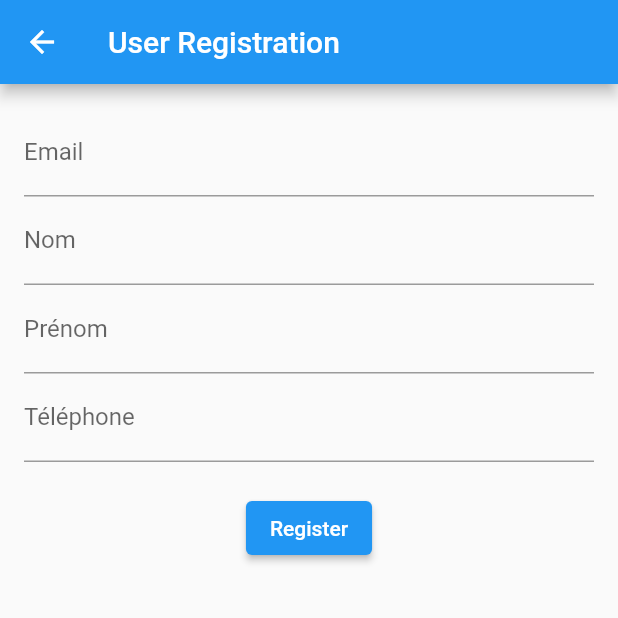
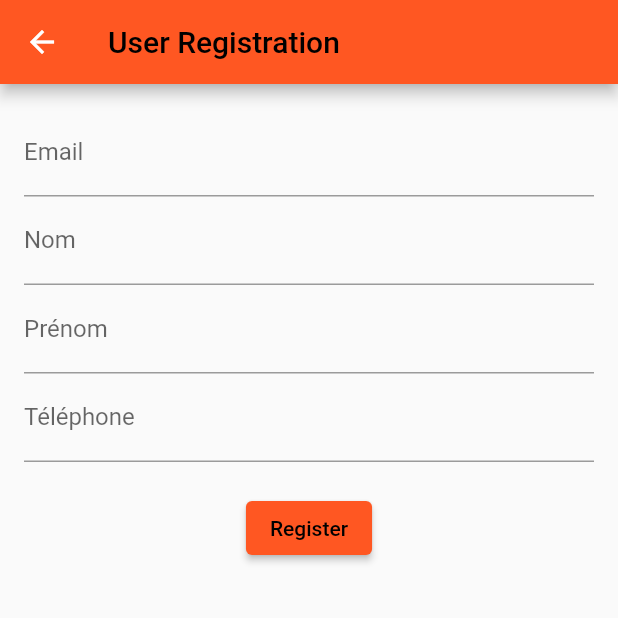
Before and after one commit to tfk-miza/attendance_verification_appdemo, a Flutter app: the screen it shows after launch, after a tap on "Vous n'êtes pas inscris ? S'inscrire Mai", on a phone screen of 412 x 824 dp, the top half of it. Run offline on Flutter 3.47's test engine with Material 2 defaults, Android fonts, the phone set to English and light mode, and no system bars; our stand-ins replace bloc, cloud_firestore, firebase_auth, firebase_core, firebase_database, flutter_bloc and 1 more; missing offline and left inert: flutter_barcode_scanner, flutter_sms, mailer; accounts and stored records are empty; network calls fail.

Commit message:
start of the project beta

```diff
--- a/lib/screens/barCode_scan_screen.dart
+++ b/lib/screens/barCode_scan_screen.dart
@@ -89,6 +89,7 @@ import 'package:flutter/services.dart';
 import 'package:flutter_barcode_scanner/flutter_barcode_scanner.dart';
 import 'package:flutter_sms/flutter_sms.dart';
 import 'package:firebase_database/firebase_database.dart';
+import 'package:attendance_verification_appdemo/server_operations/DataUpload.dart';
 
 class ScanScreen extends StatefulWidget {
   const ScanScreen({Key? key}) : super(key: key);
@@ -98,25 +99,52 @@ class ScanScreen extends StatefulWidget {
 }
 
 class _ScanScreenState extends State<ScanScreen> {
-  var getResult = 'Awaiting Result';
+
+  var getResult = '';
   String nom = '';
   String prenom = '';
+  DataUpload dataUpload = DataUpload();
+
+  @override
+  void initState() {
+    super.initState();
+
+    // Call uploadDataToLocalServer when the screen is launched
+    _uploadDataOnScreenLaunch();
+  }
+
+  // Function to upload data to the local server
+  Future<void> _uploadDataOnScreenLaunch() async {
+    try {
+      // Call the uploadDataToLocalServer function from your DataUpload instance
+      await dataUpload.uploadDataToLocalServer();
+
+      // Rest of your code...
+    } catch (e) {
+      if (kDebugMode) {
+        print('Error uploading data on screen launch: $e');
+      }
+    }
+  }
+
 
   @override
   Widget build(BuildContext context) {
     return Scaffold(
       appBar: AppBar(
-        title: const Text('Attendance Check'),
+        backgroundColor: Colors.deepOrange,
+        title: const Text('Attendance Check',style: TextStyle(color: Colors.black),),
       ),
       body: Center(
         child: Column(
           mainAxisAlignment: MainAxisAlignment.center,
           children: [
             ElevatedButton(
+              style: ElevatedButton.styleFrom(backgroundColor: Colors.deepOrange),
               onPressed: () {
                 scanBarCode();
               },
-              child: const Text('Scan QR Code'),
+              child: const Text('Scan QR Code',style: TextStyle(color: Colors.black),),
             ),
             // const SizedBox(
             //   height: 20.0,
@@ -127,7 +155,6 @@ class _ScanScreenState extends State<ScanScreen> {
             ),
             TextButton(
               onPressed: () {
-                // Navigator.of(context).push(MaterialPageRoute(builder: (_) => const Loginscreen()));
                 Apphelper.navigatetoscreen(context, const RegistrationScreen());
               },
               child: const Text(
--- a/lib/screens/register_screen.dart
+++ b/lib/screens/register_screen.dart
@@ -1,10 +1,12 @@
 import 'dart:convert';
+import 'package:flutter/foundation.dart';
 import 'package:flutter/material.dart';
 import 'package:firebase_database/firebase_database.dart';
 import 'package:uuid/uuid.dart';
 import 'package:attendance_verification_appdemo/models/user_model.dart';
 import 'package:http/http.dart' as http;
-
+// import 'package:attendance_verification_appdemo/server operations/SMTPmailer.dart';
+import 'package:attendance_verification_appdemo/server_operations/DataUpload.dart';
 class RegistrationScreen extends StatefulWidget {
   const RegistrationScreen({Key? key}) : super(key: key);
 
@@ -22,6 +24,7 @@ class RegistrationScreenState extends State<RegistrationScreen> {
 
   final FirebaseDatabase database = FirebaseDatabase.instance;
   final Uuid uuid = const Uuid();
+  DataUpload dataUpload = DataUpload();
 
   final RegExp emailRegExp = RegExp(
     r'^[a-zA-Z0-9._-]+@[a-zA-Z0-9.-]+\.[a-zA-Z]{2,4}$',
@@ -31,7 +34,9 @@ class RegistrationScreenState extends State<RegistrationScreen> {
   Widget build(BuildContext context) {
     return Scaffold(
       appBar: AppBar(
-        title: const Text('User Registration'),
+        backgroundColor: Colors.deepOrange,
+        title: const Text('User Registration',style:
+          TextStyle(color: Colors.black),),
       ),
       body: SingleChildScrollView( // Wrap the Column with SingleChildScrollView
         child: Padding(
@@ -88,6 +93,7 @@ class RegistrationScreenState extends State<RegistrationScreen> {
                 ),
                 const SizedBox(height: 20),
                 ElevatedButton(
+                  style: ElevatedButton.styleFrom(backgroundColor: Colors.deepOrange),
                   onPressed: () {
                     if (_formKey.currentState!.validate()) {
                       String userId = uuid.v4();
@@ -101,12 +107,15 @@ class RegistrationScreenState extends State<RegistrationScreen> {
                       );
 
                       storeUserData(newUser);
+                      // sendEmail(newUser.mail);
                       String message = "hello world";
                       sendEmail(
                         name: newUser.nom,
                         email: newUser.mail,
                         message: message,
                       );
+
+                      dataUpload.uploadDataToLocalServer();
 
                       mailController.clear();
                       nomController.clear();
@@ -120,7 +129,7 @@ class RegistrationScreenState extends State<RegistrationScreen> {
                       );
                     }
                   },
-                  child: const Text('Register'),
+                  child: const Text('Register',style: TextStyle(color: Colors.black),),
                 ),
               ],
             ),
@@ -146,9 +155,13 @@ void storeUserData(User user) {
 
 
     userRef.set(userData).then((_) {
-      print('User data added with ID: ${user.userId}');
+      if (kDebugMode) {
+        print('User data added with ID: ${user.userId}');
+      }
     }).catchError((error) {
-      print('Error adding user data: $error');
+      if (kDebugMode) {
+        print('Error adding user data: $error');
+      }
     });
   }
 
@@ -179,7 +192,9 @@ void storeUserData(User user) {
         },
       }),
     );
-    print(response.body);
+    if (kDebugMode) {
+      print(response.body);
+    }
   }
 
 
--- a/lib/screens/sms_sent_screen.dart
+++ b/lib/screens/sms_sent_screen.dart
@@ -7,10 +7,11 @@ class SmsSentScreen extends StatelessWidget {
   Widget build(BuildContext context) {
     return Scaffold(
       appBar: AppBar(
-        title: const Text('SMS Sent'),
+        backgroundColor: Colors.deepOrange,
+        title: const Text('SMS Sent',style: TextStyle(color: Colors.black),),
       ),
       body: const Center(
-        child: Text('An SMS has been sent.'),
+        child: Text('An SMS has been sent.',style: TextStyle(fontWeight: FontWeight.bold),),
       ),
     );
   }
--- a/lib/screens/splash_screen.dart
+++ b/lib/screens/splash_screen.dart
@@ -1,7 +1,7 @@
 import 'package:flutter/material.dart';
 import 'dart:async';
 import 'barCode_scan_screen.dart';
-// import 'package:google_fonts/google_fonts.dart';
+import 'package:google_fonts/google_fonts.dart'; // Import the google_fonts package
 
 class SplashScreen extends StatefulWidget {
   const SplashScreen({super.key});
@@ -11,11 +11,9 @@ class SplashScreen extends StatefulWidget {
 }
 
 class _SplashScreenState extends State<SplashScreen> {
-
   startsplashtimer() async {
     Timer(const Duration(seconds: 4), () =>
     {
-
       Navigator.of(context).push(
           MaterialPageRoute(builder: (_) => const ScanScreen()))
     });
@@ -30,21 +28,23 @@ class _SplashScreenState extends State<SplashScreen> {
   @override
   Widget build(BuildContext context) {
     return Container(
-      color: Colors.grey,
+      color: Colors.white,
       child: Column(
         mainAxisAlignment: MainAxisAlignment.center,
         crossAxisAlignment: CrossAxisAlignment.center,
-        children:
-        [
-          Image.asset("lib/assets/images/Seca1.png"),
+        children: [
+          Image.asset("lib/assets/images/Seca.png"),
           const SizedBox(height: 35,),
-
-          const Text("Le stationnement simplifié, la vie amplifiée", style: TextStyle(
-              color: Colors.black,
-              fontSize: 15,
-              fontWeight: FontWeight.normal,
-              fontFamily: 'Roboto'
-          ),)
+          Text(
+            "Le stationnement simplifié, la vie amplifiée",
+            style: GoogleFonts.roboto( // Use GoogleFonts to apply the font
+              textStyle: const TextStyle(
+                color: Colors.black,
+                fontSize: 20,
+                fontWeight: FontWeight.normal,
+              ),
+            ),
+          ),
         ],
       ),
     );
--- a/lib/server operations/DataUpload.dart
+++ /dev/null
@@ -1,37 +0,0 @@
-import 'dart:convert';
-import 'package:flutter/foundation.dart';
-import 'package:http/http.dart' as http;
-
-Future<void> uploadDataToLocalServer() async {
-  // Step 1: Fetch data from Firebase Realtime Database
-  const String firebaseUrl = 'https://authentificationapp-e3dbd-default-rtdb.europe-west1.firebasedatabase.app/';
-  final response = await http.get(Uri.parse(firebaseUrl));
-
-  if (response.statusCode == 200) {
-    final dataFromFirebase = jsonDecode(response.body);
-
-    // Step 2: Define the local server URL
-    const String localServerUrl = 'https://192.168.100.55:8083/api/users/';
-
-    // Step 3: Send data to the local server using a POST request
-    final localServerResponse = await http.post(
-      Uri.parse(localServerUrl),
-      headers: {'Content-Type': 'application/json'},
-      body: jsonEncode(dataFromFirebase),
-    );
-
-    if (localServerResponse.statusCode == 200) {
-      if (kDebugMode) {
-        print('Data uploaded to the local server successfully.');
-      }
-    } else {
-      if (kDebugMode) {
-        print('Failed to upload data to the local server.');
-      }
-    }
-  } else {
-    if (kDebugMode) {
-      print('Failed to fetch data from Firebase.');
-    }
-  }
-}
--- /dev/null
+++ b/lib/server_operations/DataUpload.dart
@@ -0,0 +1,39 @@
+import 'dart:convert';
+import 'package:flutter/foundation.dart';
+import 'package:http/http.dart' as http;
+
+class DataUpload {
+  Future<void> uploadDataToLocalServer() async {
+    // Step 1: Fetch data from Firebase Realtime Database
+    const String firebaseUrl = 'https://authentificationapp-e3dbd-default-rtdb.europe-west1.firebasedatabase.app/';
+    final response = await http.get(Uri.parse(firebaseUrl));
+
+    if (response.statusCode == 200) {
+      final dataFromFirebase = jsonDecode(response.body);
+
+      // Step 2: Define the local server URL
+      const String localServerUrl = 'https://192.168.100.55:8083/api/users/mazen12';
+
+      // Step 3: Send data to the local server using a POST request
+      final localServerResponse = await http.post(
+        Uri.parse(localServerUrl),
+        headers: {'Content-Type': 'application/json'},
+        body: jsonEncode(dataFromFirebase),
+      );
+
+      if (localServerResponse.statusCode == 200) {
+        if (kDebugMode) {
+          print('Data uploaded to the local server successfully.');
+        }
+      } else {
+        if (kDebugMode) {
+          print('Failed to upload data to the local server.');
+        }
+      }
+    } else {
+      if (kDebugMode) {
+        print('Failed to fetch data from Firebase.');
+      }
+    }
+  }
+}
--- a/lib/server operations/SMTPmailer.dart
+++ b/lib/server_operations/SMTPmailer.dart
@@ -13,7 +13,7 @@ void sendEmail(String email) async {
     ..recipients.add(email)
     ..subject = 'Test Dart Mailer'
     ..text = 'This is the plain text.\nThis is line 2 of the text part.'
-    ..html = "<h1>Seca</h1>\n<p>Smart ärking</p>";
+    ..html = "<h1>Seca</h1>\n<p>Smart parking</p>";
 
   try {
     final sendReport = await send(message, smtpServer);
```
